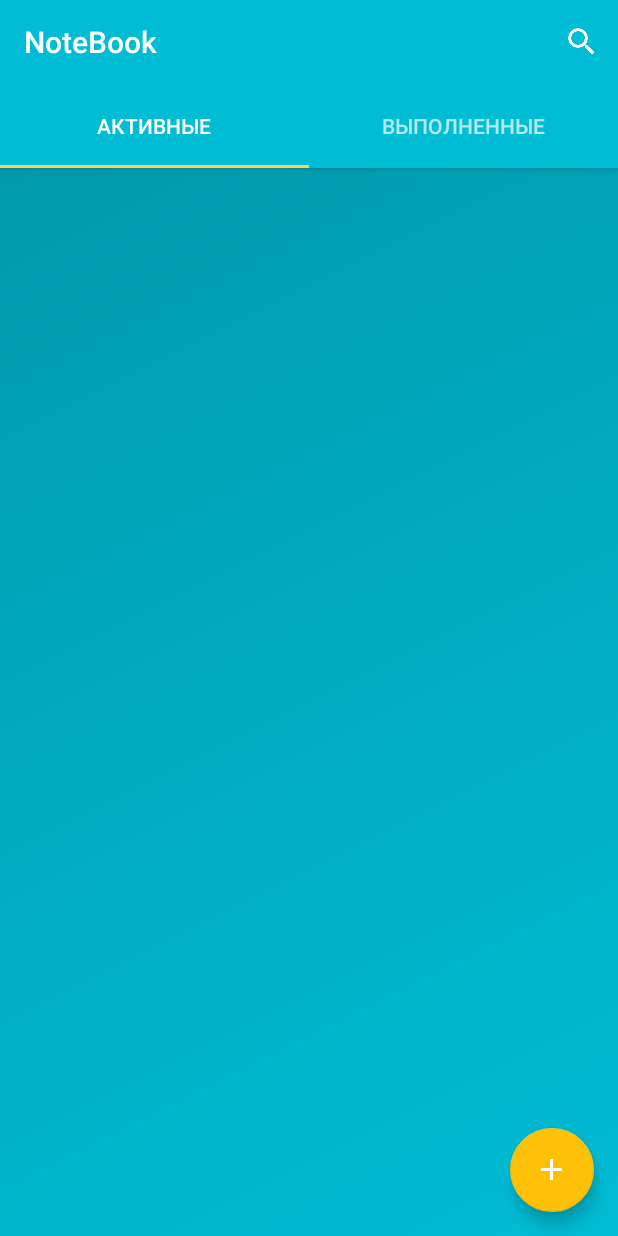
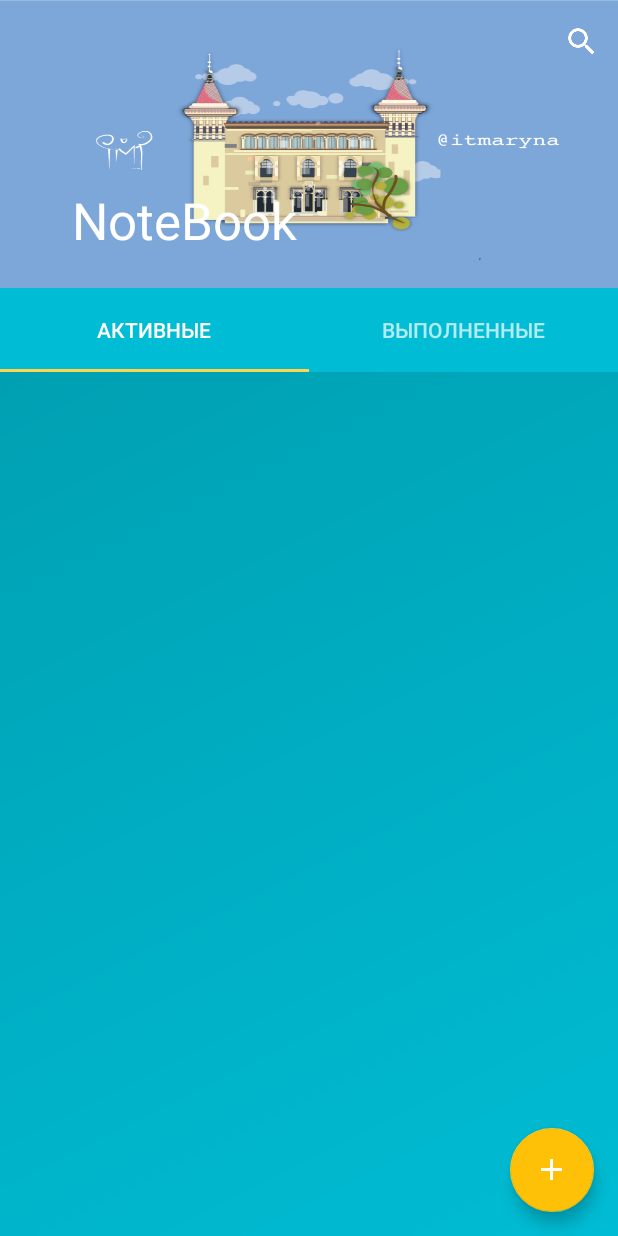
Before and after one commit to alextula26/NoteBook, an Android app: the screen it shows after launch (MainActivity), on a phone screen of 412 x 824 dp. Run offline under Robolectric (Android 15) with nearby library versions, the phone set to English and light mode, and no system bars.

Commit message:
Добавление CollapsingToolbarLayout в макет приложения

```diff
--- a/app/src/main/java/ru/alexander/marchuk/notebook/MainActivity.java
+++ b/app/src/main/java/ru/alexander/marchuk/notebook/MainActivity.java
@@ -2,6 +2,7 @@ package ru.alexander.marchuk.notebook;
 
 import android.os.Bundle;
 import android.support.annotation.Nullable;
+import android.support.design.widget.CollapsingToolbarLayout;
 import android.support.design.widget.FloatingActionButton;
 import android.support.design.widget.TabLayout;
 import android.support.v4.app.DialogFragment;
@@ -48,6 +49,10 @@ public class MainActivity extends AppCompatActivity implements
     }
 
     private void setUI() {
+
+        final CollapsingToolbarLayout collapsingToolbar = (CollapsingToolbarLayout) findViewById(
+                R.id.collapse_toolbar);
+        collapsingToolbar.setTitle(getResources().getText(R.string.app_name));
 
         Toolbar toolbar = (Toolbar) findViewById(R.id.toolbar);
         if (toolbar != null) {
--- a/app/src/main/res/layout/activity_main.xml
+++ b/app/src/main/res/layout/activity_main.xml
@@ -5,7 +5,8 @@
     xmlns:tools="http://schemas.android.com/tools"
     android:id="@+id/content_frame"
     android:layout_width="match_parent"
-    android:layout_height="match_parent">
+    android:layout_height="match_parent"
+    android:fitsSystemWindows="true">
 
     <android.support.design.widget.CoordinatorLayout
         android:id="@+id/coordinator"
@@ -15,22 +16,37 @@
         android:fitsSystemWindows="true"
         tools:context=".MainActivity">
 
-        <RelativeLayout
-            android:layout_width="match_parent"
-            android:layout_height="match_parent">
-
         <android.support.design.widget.AppBarLayout
             android:id="@+id/appbar"
             android:layout_width="match_parent"
             android:layout_height="wrap_content"
-                android:layout_marginBottom="8dp"
             android:theme="@style/AppTheme.AppBarOverlay">
+
+            <android.support.design.widget.CollapsingToolbarLayout
+                android:id="@+id/collapse_toolbar"
+                android:layout_width="match_parent"
+                android:layout_height="192dp"
+                android:fitsSystemWindows="true"
+                app:contentScrim="?attr/colorPrimary"
+                app:expandedTitleMarginBottom="32dp"
+                app:expandedTitleMarginEnd="64dp"
+                app:expandedTitleMarginStart="48dp"
+                app:layout_scrollFlags="scroll|exitUntilCollapsed">
+
+                <ImageView
+                    android:id="@+id/header"
+                    android:layout_width="match_parent"
+                    android:layout_height="match_parent"
+                    android:background="@drawable/photo"
+                    android:fitsSystemWindows="true"
+                    android:scaleType="centerCrop"
+                    app:layout_collapseMode="parallax"/>
 
                 <android.support.v7.widget.Toolbar
                     android:id="@+id/toolbar"
                     android:layout_width="match_parent"
                     android:layout_height="?attr/actionBarSize"
-                    app:layout_scrollFlags="scroll|enterAlways">
+                    app:layout_collapseMode="pin">
 
                     <android.support.v7.widget.SearchView
                         android:id="@+id/search_view"
@@ -41,6 +57,8 @@
                         app:theme="@style/Theme.AppCompat.NoActionBar"/>
                 </android.support.v7.widget.Toolbar>
 
+            </android.support.design.widget.CollapsingToolbarLayout>
+
             <android.support.design.widget.TabLayout
                 android:id="@+id/tab_layout"
                 android:layout_width="match_parent"
@@ -48,16 +66,14 @@
                 app:tabIndicatorColor="@color/tabIndicatorColor"
                 app:tabSelectedTextColor="@color/white"
                 app:tabTextColor="@color/colorPrimaryLight"/>
-
         </android.support.design.widget.AppBarLayout>
 
         <android.support.v4.view.ViewPager
             android:id="@+id/pager"
             android:layout_width="match_parent"
             android:layout_height="match_parent"
-                android:layout_below="@+id/appbar"/>
-
-        </RelativeLayout>
+            android:layout_marginTop="8dp"
+            app:layout_behavior="@string/appbar_scrolling_view_behavior"/>
 
         <android.support.design.widget.FloatingActionButton
             android:id="@+id/fab"
@@ -68,7 +84,6 @@
             app:layout_anchor="@id/pager"
             app:layout_anchorGravity="bottom|right|end"/>
 
-
     </android.support.design.widget.CoordinatorLayout>
 
 </FrameLayout>
```
Also changed, not shown: app/src/main/res/drawable/photo.png (added). Lines whose indentation alone changed are shown as unchanged.
